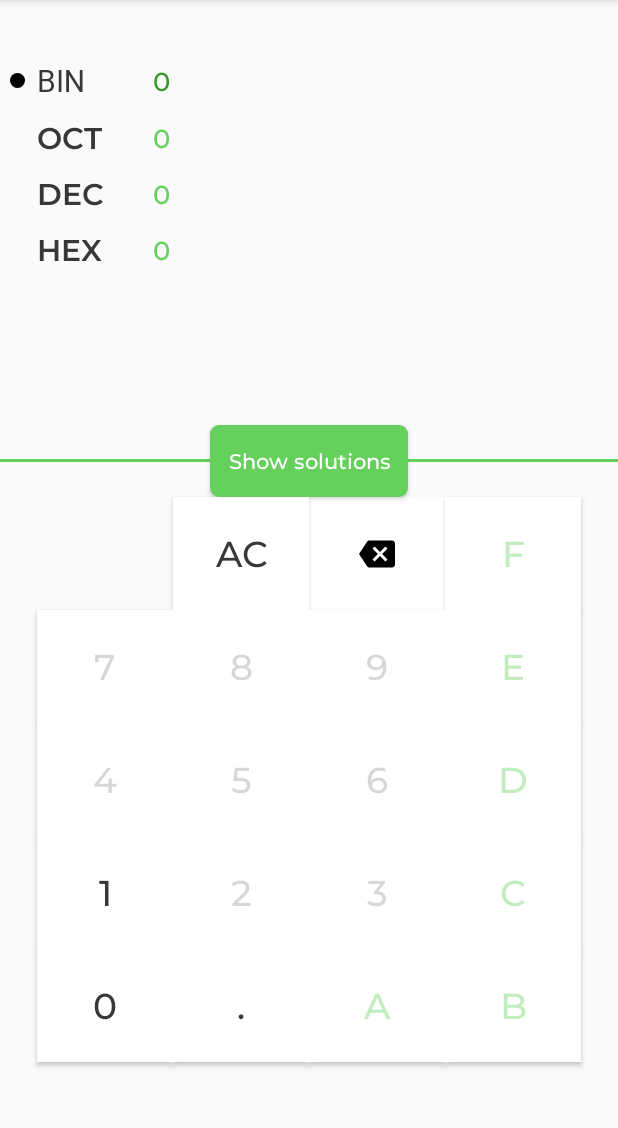
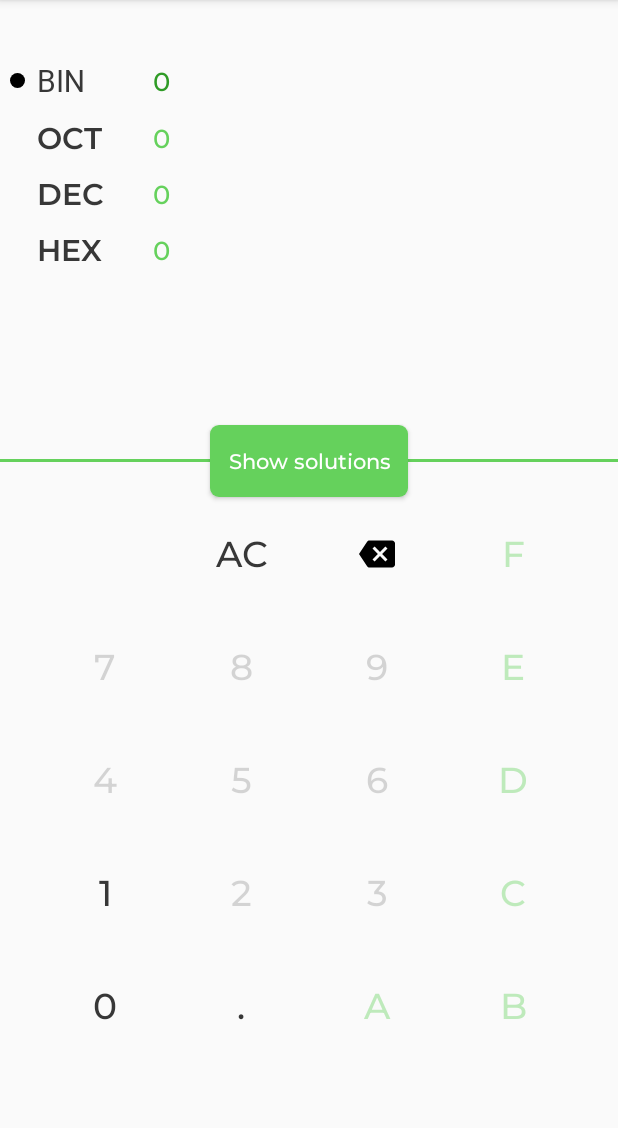
Before and after one commit to Vitalii2401/Number_converter, an Android app: the screen it shows after launch (MainActivity), on a phone screen of 412 x 824 dp, the part 84-1212 px from its top. Run offline under Robolectric (Android 15) with nearby library versions, the phone set to English and light mode, and no system bars.

Commit message:
Change style button for light theme

```diff
--- a/app/src/main/res/values/themes.xml
+++ b/app/src/main/res/values/themes.xml
@@ -15,7 +15,7 @@
     </style>
 
     <style name="buttonNumber">
-        <item name="android:background">@color/white</item>
+        <item name="android:background">?android:attr/selectableItemBackgroundBorderless</item>
         <item name="android:textSize">24sp</item>
         <item name="android:gravity">center</item>
         <item name="android:fontFamily">@font/montserrat_medium</item>
```
